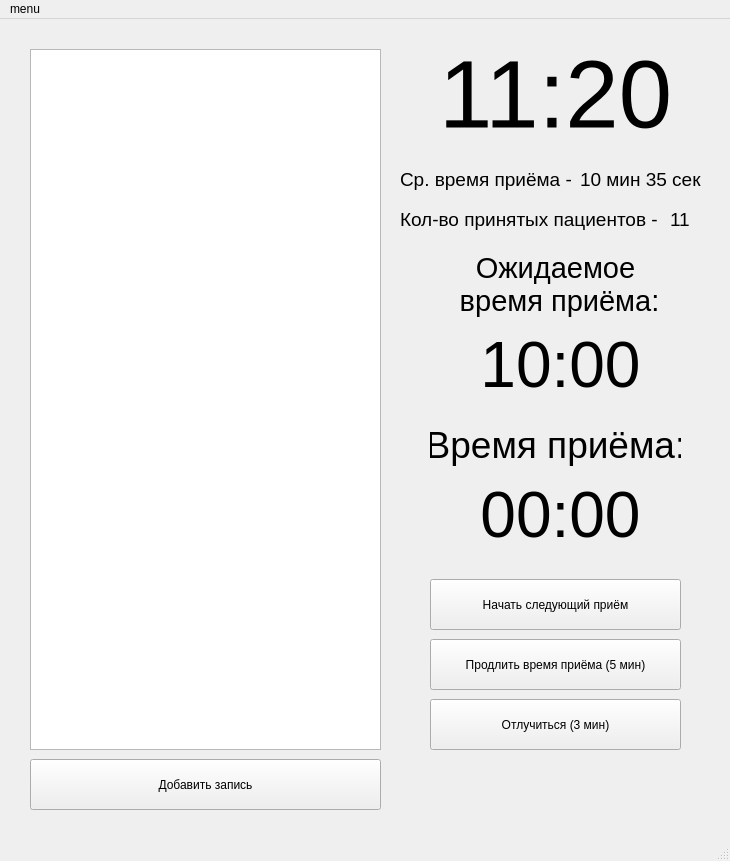
Before: the Qt Designer form Doctor_main_design.ui in Maxim-haruspexxx-Mikhaylov/Punctual_Patient, drawn with Qt 5.
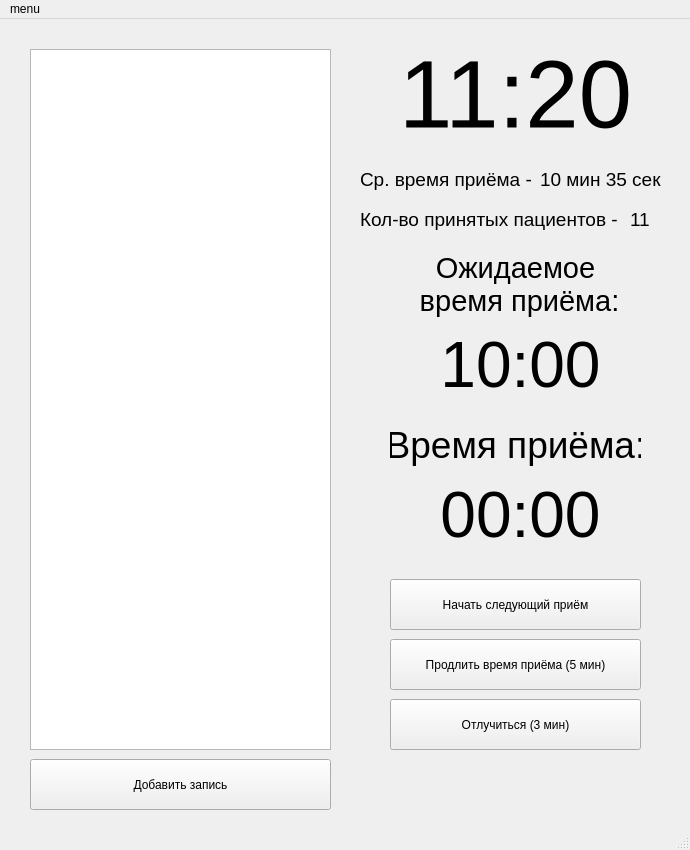
After: the same form once the commit is applied.

The edit to the form file:
```diff
--- a/Doctor_main_design.ui
+++ b/Doctor_main_design.ui
@@ -6,8 +6,8 @@
    <rect>
     <x>0</x>
     <y>0</y>
-    <width>730</width>
-    <height>861</height>
+    <width>690</width>
+    <height>850</height>
    </rect>
   </property>
   <property name="windowTitle">
@@ -17,7 +17,7 @@
    <widget class="QLabel" name="label_clock">
     <property name="geometry">
      <rect>
-      <x>430</x>
+      <x>390</x>
       <y>30</y>
       <width>251</width>
       <height>91</height>
@@ -38,7 +38,7 @@
    <widget class="QLabel" name="label_tag_timer_app">
     <property name="geometry">
      <rect>
-      <x>430</x>
+      <x>390</x>
       <y>380</y>
       <width>251</width>
       <height>91</height>
@@ -59,7 +59,7 @@
    <widget class="QLabel" name="label_timer_app">
     <property name="geometry">
      <rect>
-      <x>470</x>
+      <x>430</x>
       <y>450</y>
       <width>181</width>
       <height>91</height>
@@ -80,7 +80,7 @@
    <widget class="QLabel" name="label_tag_average_time">
     <property name="geometry">
      <rect>
-      <x>400</x>
+      <x>360</x>
       <y>140</y>
       <width>181</width>
       <height>41</height>
@@ -98,7 +98,7 @@
    <widget class="QLabel" name="label_tag_patients_num">
     <property name="geometry">
      <rect>
-      <x>400</x>
+      <x>360</x>
       <y>180</y>
       <width>271</width>
       <height>41</height>
@@ -116,7 +116,7 @@
    <widget class="QLabel" name="label_average_time">
     <property name="geometry">
      <rect>
-      <x>580</x>
+      <x>540</x>
       <y>140</y>
       <width>131</width>
       <height>41</height>
@@ -134,7 +134,7 @@
    <widget class="QLabel" name="label_patients_num">
     <property name="geometry">
      <rect>
-      <x>670</x>
+      <x>630</x>
       <y>180</y>
       <width>31</width>
       <height>41</height>
@@ -152,7 +152,7 @@
    <widget class="QPushButton" name="button_start_finish">
     <property name="geometry">
      <rect>
-      <x>430</x>
+      <x>390</x>
       <y>560</y>
       <width>251</width>
       <height>51</height>
@@ -165,7 +165,7 @@
    <widget class="QPushButton" name="button_extend_app">
     <property name="geometry">
      <rect>
-      <x>430</x>
+      <x>390</x>
       <y>620</y>
       <width>251</width>
       <height>51</height>
@@ -178,7 +178,7 @@
    <widget class="QPushButton" name="button_leave">
     <property name="geometry">
      <rect>
-      <x>430</x>
+      <x>390</x>
       <y>680</y>
       <width>251</width>
       <height>51</height>
@@ -191,7 +191,7 @@
    <widget class="QLabel" name="label_expected_time">
     <property name="geometry">
      <rect>
-      <x>470</x>
+      <x>430</x>
       <y>300</y>
       <width>181</width>
       <height>91</height>
@@ -212,7 +212,7 @@
    <widget class="QLabel" name="label_tag_expected_time">
     <property name="geometry">
      <rect>
-      <x>450</x>
+      <x>410</x>
       <y>220</y>
       <width>211</width>
       <height>91</height>
@@ -236,7 +236,7 @@
      <rect>
       <x>30</x>
       <y>740</y>
-      <width>351</width>
+      <width>301</width>
       <height>51</height>
      </rect>
     </property>
@@ -249,7 +249,7 @@
      <rect>
       <x>30</x>
       <y>30</y>
-      <width>351</width>
+      <width>301</width>
       <height>701</height>
      </rect>
     </property>
@@ -260,7 +260,7 @@
     <rect>
      <x>0</x>
      <y>0</y>
-     <width>730</width>
+     <width>690</width>
      <height>20</height>
     </rect>
    </property>
```
Left out of the diff: 2 changed lines with no effect on the pictures.
